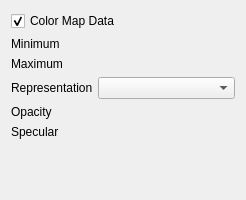
Above: tomviz/pipeline/sinks/ThresholdSinkWidget.ui from psavery/tomviz before the change. Below: the same form after it.
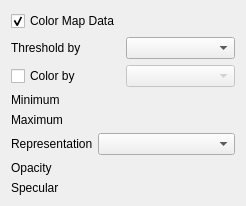
That is the form after the change. Custom widgets are drawn as their Qt base class.

Commit message: fix behavior of the various sinks when we have multiple scalar arrays

Diff of the .ui file:
```diff
--- a/tomviz/pipeline/sinks/ThresholdSinkWidget.ui
+++ b/tomviz/pipeline/sinks/ThresholdSinkWidget.ui
@@ -24,6 +24,38 @@
      </property>
     </widget>
    </item>
+   <item>
+    <layout class="QHBoxLayout" name="thresholdByLayout">
+     <item>
+      <widget class="QLabel" name="lblThresholdBy">
+       <property name="text">
+        <string>Threshold by</string>
+       </property>
+      </widget>
+     </item>
+     <item>
+      <widget class="QComboBox" name="comboThresholdByArray"/>
+     </item>
+    </layout>
+   </item>
+   <item>
+    <layout class="QHBoxLayout" name="colorByLayout">
+     <item>
+      <widget class="QCheckBox" name="cbColorByArray">
+       <property name="text">
+        <string>Color by</string>
+       </property>
+      </widget>
+     </item>
+     <item>
+      <widget class="QComboBox" name="comboColorByArray">
+       <property name="enabled">
+        <bool>false</bool>
+       </property>
+      </widget>
+     </item>
+    </layout>
+   </item>
    <item>
     <layout class="QFormLayout" name="formLayout">
      <property name="horizontalSpacing">
```
Left out of the diff: 22 changed lines with no effect on the pictures. The commit also changes 9 other files.
